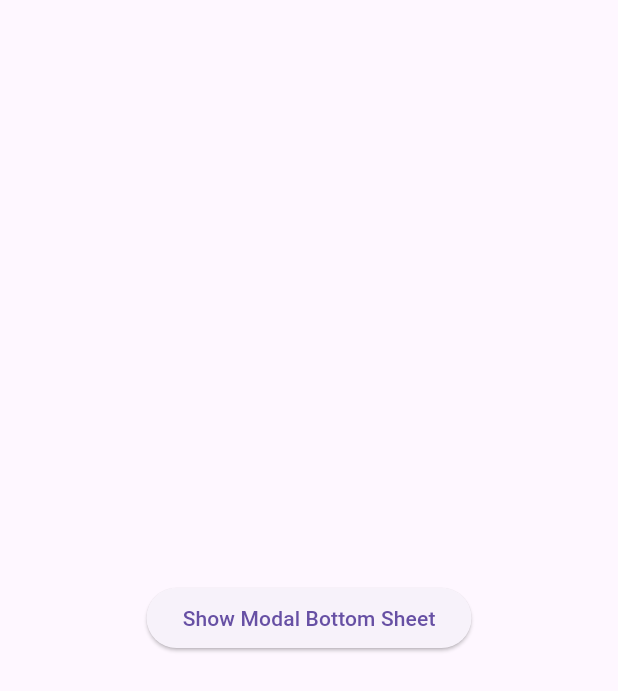
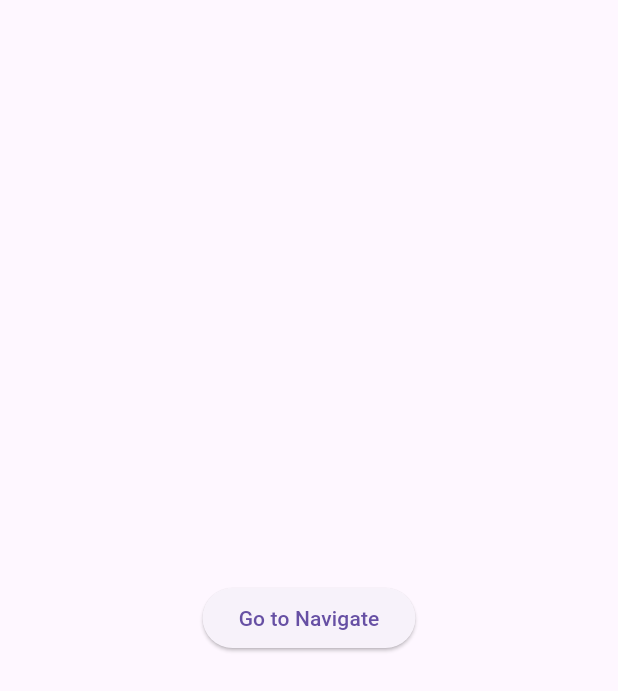
Before and after one commit to milanmaniya/getx_practice, a Flutter app: the screen it shows after launch, on a phone screen of 412 x 824 dp. Shown: the top 691 px of the screen. Run offline on Flutter 3.47's test engine with Material 2 defaults, Android fonts, the phone set to English and light mode, and no system bars; our stand-ins replace get.

Commit message:
route done

```diff
--- a/lib/bottom_modal_sheet.dart
+++ b/lib/bottom_modal_sheet.dart
@@ -2,7 +2,9 @@ import 'package:flutter/material.dart';
 import 'package:get/get.dart';
 
 class BottomModalSheetDemo extends StatefulWidget {
-  const BottomModalSheetDemo({super.key});
+  const BottomModalSheetDemo({
+    super.key,
+  });
 
   @override
   State<BottomModalSheetDemo> createState() => _BottomModalSheetDemoState();
--- a/lib/main.dart
+++ b/lib/main.dart
@@ -1,6 +1,6 @@
 import 'package:flutter/material.dart';
 import 'package:get/get_navigation/get_navigation.dart';
-import 'package:getx_practice/bottom_modal_sheet.dart';
+import 'package:getx_practice/route.dart';
 
 void main() {
   runApp(const MyApp());
@@ -16,7 +16,7 @@ class MyApp extends StatelessWidget {
       theme: ThemeData(
         useMaterial3: true,
       ),
-      home: const BottomModalSheetDemo(),
+      home: const RouteDemo(),
     );
   }
 }
--- /dev/null
+++ b/lib/route.dart
@@ -0,0 +1,37 @@
+import 'dart:developer';
+
+import 'package:flutter/material.dart';
+import 'package:get/get.dart';
+import 'package:getx_practice/bottom_modal_sheet.dart';
+
+class RouteDemo extends StatefulWidget {
+  const RouteDemo({super.key});
+
+  @override
+  State<RouteDemo> createState() => _RouteDemoState();
+}
+
+class _RouteDemoState extends State<RouteDemo> {
+  @override
+  Widget build(BuildContext context) {
+    return Scaffold(
+      body: Center(
+        child: ElevatedButton(
+          onPressed: () {
+            Get.to(
+              const BottomModalSheetDemo(),
+              arguments: ['Hello', 'Milan'],
+              duration: const Duration(seconds: 3),
+              fullscreenDialog: false,
+              transition: Transition.zoom,
+              curve: Curves.bounceIn,
+            );
+
+            log(Get.arguments.toString());
+          },
+          child: const Text('Go to Navigate'),
+        ),
+      ),
+    );
+  }
+}
```
